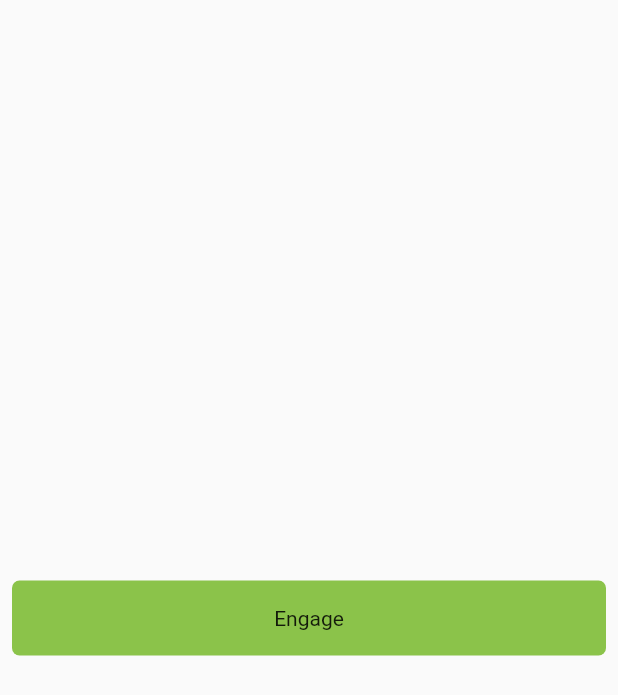
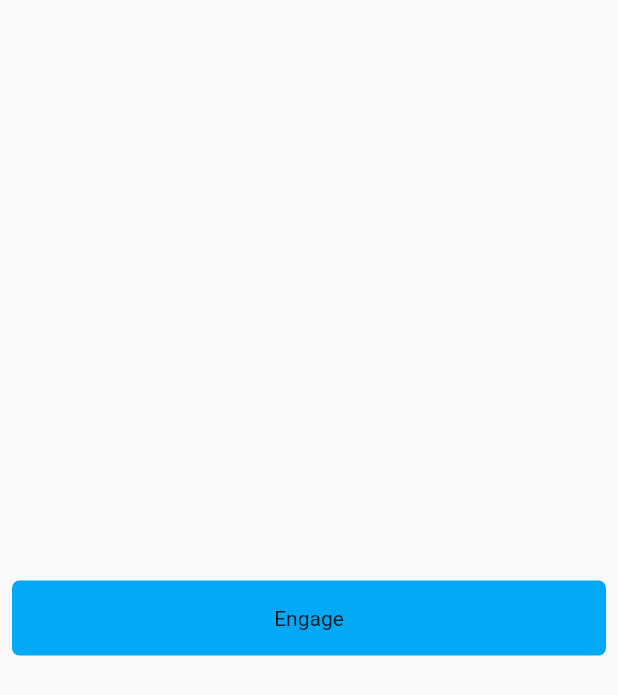
Before and after one commit to guzlan17/moby_s, a Flutter app: the screen it shows after launch, on a phone screen of 412 x 824 dp. Shown: the top 695 px of the screen. Run offline on Flutter 3.47's test engine with Material 2 defaults, Android fonts, the phone set to English and light mode, and no system bars.

Commit message:
estos son mis cambios

```diff
--- a/lib/main.dart
+++ b/lib/main.dart
@@ -15,7 +15,7 @@ class MyButton extends StatelessWidget {
         margin: const EdgeInsets.symmetric(horizontal: 8),
         decoration: BoxDecoration(
           borderRadius: BorderRadius.circular(5),
-          color: Colors.lightGreen[500],
+          color: Colors.lightBlue[500],
         ),
         child: const Center(
           child: Text('Engage'),
```
